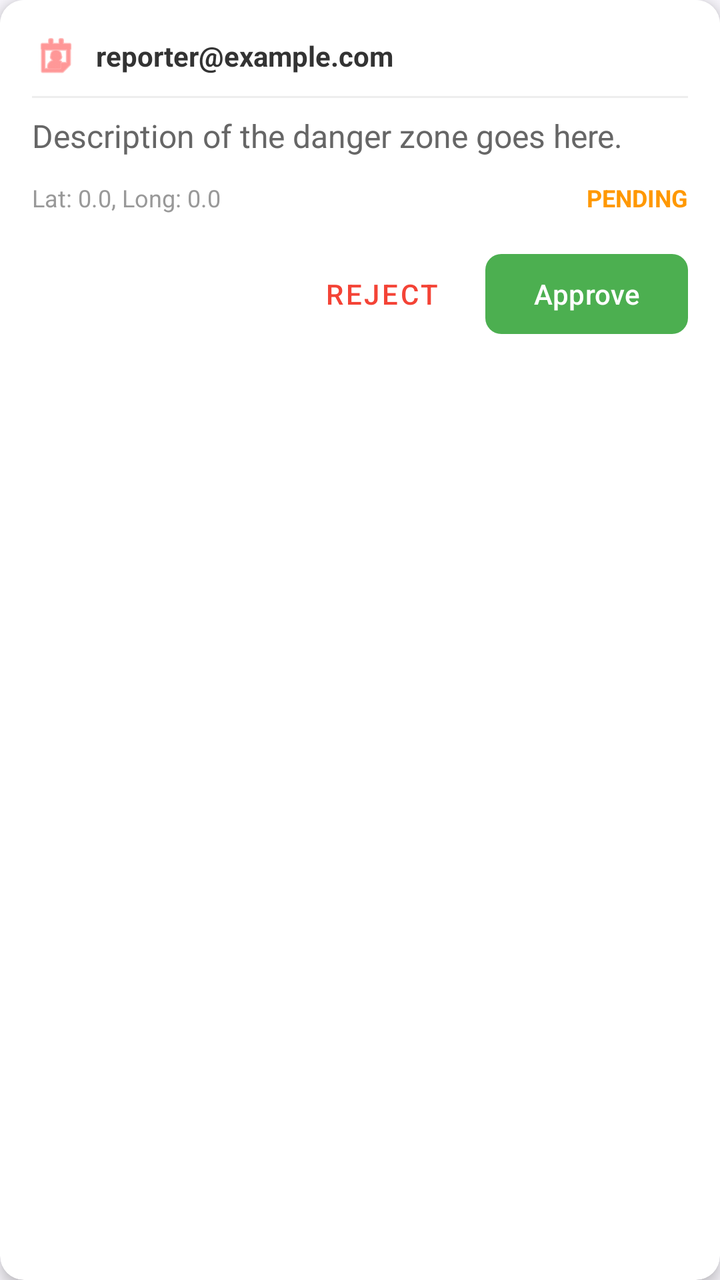
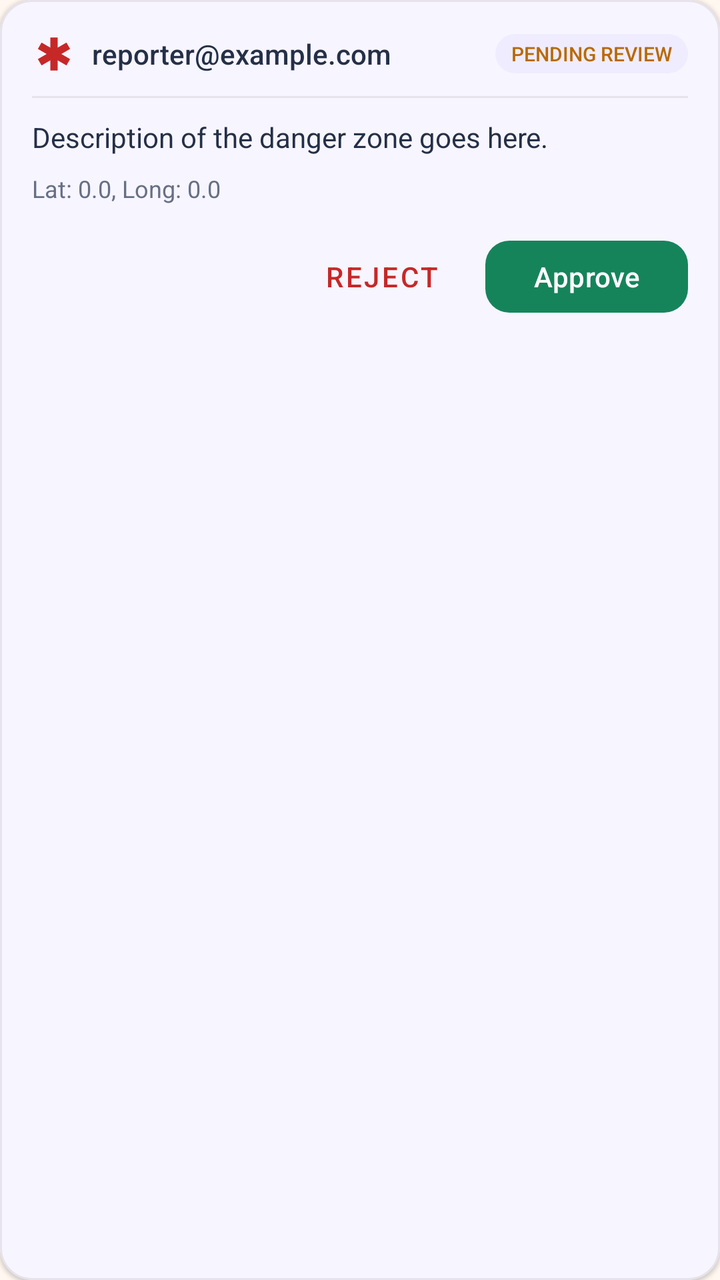

Screens rendered from an Android XML layout before and after an edit, with the pre-edit source and the edit as a unified diff.
<!-- AndroidManifest.xml: application theme Theme.EmpowHer -->
<!-- res/layout/item_danger_zone.xml -->
<?xml version="1.0" encoding="utf-8"?>
<androidx.cardview.widget.CardView xmlns:android="http://schemas.android.com/apk/res/android"
    xmlns:app="http://schemas.android.com/apk/res-auto"
    android:layout_width="match_parent"
    android:layout_height="wrap_content"
    android:layout_margin="8dp"
    app:cardCornerRadius="12dp"
    app:cardElevation="4dp">

    <LinearLayout
        android:layout_width="match_parent"
        android:layout_height="wrap_content"
        android:orientation="vertical"
        android:padding="16dp"
        android:background="#FFFFFF">

        <LinearLayout
            android:layout_width="match_parent"
            android:layout_height="wrap_content"
            android:orientation="horizontal"
            android:gravity="center_vertical">

            <ImageView
                android:layout_width="24dp"
                android:layout_height="24dp"
                android:src="@android:drawable/ic_menu_my_calendar"
                app:tint="#FF5252" />

            <TextView
                android:id="@+id/tvReporterEmail"
                android:layout_width="match_parent"
                android:layout_height="wrap_content"
                android:layout_marginStart="8dp"
                android:text="reporter@example.com"
                android:textColor="#333333"
                android:textSize="14sp"
                android:textStyle="bold" />
        </LinearLayout>

        <View
            android:layout_width="match_parent"
            android:layout_height="1dp"
            android:layout_marginTop="8dp"
            android:layout_marginBottom="8dp"
            android:background="#EEEEEE" />

        <TextView
            android:id="@+id/tvZoneDescription"
            android:layout_width="match_parent"
            android:layout_height="wrap_content"
            android:text="Description of the danger zone goes here."
            android:textColor="#666666"
            android:textSize="16sp" />

        <LinearLayout
            android:layout_width="match_parent"
            android:layout_height="wrap_content"
            android:layout_marginTop="12dp"
            android:orientation="horizontal">

            <TextView
                android:id="@+id/tvLocationCoords"
                android:layout_width="0dp"
                android:layout_height="wrap_content"
                android:layout_weight="1"
                android:text="Lat: 0.0, Long: 0.0"
                android:textColor="#999999"
                android:textSize="12sp" />

            <TextView
                android:layout_width="wrap_content"
                android:layout_height="wrap_content"
                android:text="PENDING"
                android:textColor="#FF9800"
                android:textSize="12sp"
                android:textStyle="bold" />
        </LinearLayout>

        <LinearLayout
            android:layout_width="match_parent"
            android:layout_height="wrap_content"
            android:layout_marginTop="16dp"
            android:orientation="horizontal"
            android:gravity="end">

            <com.google.android.material.button.MaterialButton
                android:id="@+id/btnReject"
                style="@style/Widget.MaterialComponents.Button.TextButton"
                android:layout_width="wrap_content"
                android:layout_height="wrap_content"
                android:text="Reject"
                android:textColor="#F44336"
                app:rippleColor="#20F44336" />

            <com.google.android.material.button.MaterialButton
                android:id="@+id/btnApprove"
                android:layout_width="wrap_content"
                android:layout_height="wrap_content"
                android:layout_marginStart="8dp"
                android:text="Approve"
                android:textAllCaps="false"
                app:backgroundTint="#4CAF50"
                app:cornerRadius="8dp" />
        </LinearLayout>

    </LinearLayout>
</androidx.cardview.widget.CardView>
<!-- resources referenced by this layout -->
<resources>
  <style name="Theme.EmpowHer" parent="Base.Theme.EmpowHer" />
  <style name="Base.Theme.EmpowHer" parent="Theme.Material3.DayNight.NoActionBar">
          <item name="colorPrimary">@color/deep_purple</item>
          <item name="colorOnPrimary">@color/white</item>
          <item name="colorSecondary">@color/deep_purple</item>
          <item name="colorSurface">@color/woshield_card_bg</item>
          <item name="android:windowBackground">@color/woshield_bg</item>
          <item name="android:statusBarColor">@color/dark_purple</item>
      </style>
  <color name="deep_purple">#6D3DB8</color>
  <color name="white">#FFFFFF</color>
  <color name="woshield_card_bg">#FFFFFF</color>
  <color name="woshield_bg">#F8F6FC</color>
  <color name="dark_purple">#382253</color>
</resources>

<!-- the commit's change to res/layout/item_danger_zone.xml (unified diff, before → after) -->
@@ -1,107 +1,108 @@
-<?xml version="1.0" encoding="utf-8"?>
-<androidx.cardview.widget.CardView xmlns:android="http://schemas.android.com/apk/res/android"
+<com.google.android.material.card.MaterialCardView xmlns:android="http://schemas.android.com/apk/res/android"
     xmlns:app="http://schemas.android.com/apk/res-auto"
     android:layout_width="match_parent"
     android:layout_height="wrap_content"
-    android:layout_margin="8dp"
-    app:cardCornerRadius="12dp"
-    app:cardElevation="4dp">
+    android:layout_marginBottom="12dp"
+    app:cardCornerRadius="16dp"
+    app:cardElevation="1dp"
+    app:cardBackgroundColor="@color/surface_card"
+    app:strokeColor="@color/subtle_border"
+    app:strokeWidth="1dp">
 
     <LinearLayout
         android:layout_width="match_parent"
         android:layout_height="wrap_content"
         android:orientation="vertical"
-        android:padding="16dp"
-        android:background="#FFFFFF">
+        android:padding="16dp">
 
         <LinearLayout
             android:layout_width="match_parent"
             android:layout_height="wrap_content"
-            android:orientation="horizontal"
-            android:gravity="center_vertical">
+            android:gravity="center_vertical"
+            android:orientation="horizontal">
 
             <ImageView
-                android:layout_width="24dp"
-                android:layout_height="24dp"
-                android:src="@android:drawable/ic_menu_my_calendar"
-                app:tint="#FF5252" />
+                android:layout_width="22dp"
+                android:layout_height="22dp"
+                android:src="@drawable/emergency"
+                app:tint="@color/critical_red" />
 
             <TextView
                 android:id="@+id/tvReporterEmail"
-                android:layout_width="match_parent"
+                android:layout_width="0dp"
                 android:layout_height="wrap_content"
                 android:layout_marginStart="8dp"
+                android:layout_weight="1"
                 android:text="reporter@example.com"
-                android:textColor="#333333"
+                android:textColor="@color/midnight_slate"
                 android:textSize="14sp"
-                android:textStyle="bold" />
+                android:fontFamily="sans-serif-medium" />
+
+            <TextView
+                android:layout_width="wrap_content"
+                android:layout_height="wrap_content"
+                android:background="@drawable/rounded_corner"
+                android:backgroundTint="@color/soft_violet"
+                android:paddingHorizontal="8dp"
+                android:paddingVertical="3dp"
+                android:text="PENDING REVIEW"
+                android:textColor="@color/warning_orange"
+                android:textSize="10sp"
+                android:fontFamily="sans-serif-medium" />
         </LinearLayout>
 
         <View
             android:layout_width="match_parent"
             android:layout_height="1dp"
-            android:layout_marginTop="8dp"
-            android:layout_marginBottom="8dp"
-            android:background="#EEEEEE" />
+            android:layout_marginTop="10dp"
+            android:layout_marginBottom="10dp"
+            android:background="@color/subtle_border" />
 
         <TextView
             android:id="@+id/tvZoneDescription"
             android:layout_width="match_parent"
             android:layout_height="wrap_content"
             android:text="Description of the danger zone goes here."
-            android:textColor="#666666"
-            android:textSize="16sp" />
+            android:textColor="@color/midnight_slate"
+            android:textSize="14sp" />
+
+        <TextView
+            android:id="@+id/tvLocationCoords"
+            android:layout_width="match_parent"
+            android:layout_height="wrap_content"
+            android:layout_marginTop="8dp"
+            android:text="Lat: 0.0, Long: 0.0"
+            android:textColor="@color/secondary_slate"
+            android:textSize="12sp" />
 
         <LinearLayout
             android:layout_width="match_parent"
             android:layout_height="wrap_content"
-            android:layout_marginTop="12dp"
+            android:layout_marginTop="14dp"
+            android:gravity="end"
             android:orientation="horizontal">
-
-            <TextView
-                android:id="@+id/tvLocationCoords"
-                android:layout_width="0dp"
-                android:layout_height="wrap_content"
-                android:layout_weight="1"
-                android:text="Lat: 0.0, Long: 0.0"
-                android:textColor="#999999"
-                android:textSize="12sp" />
-
-            <TextView
-                android:layout_width="wrap_content"
-                android:layout_height="wrap_content"
-                android:text="PENDING"
-                android:textColor="#FF9800"
-                android:textSize="12sp"
-                android:textStyle="bold" />
-        </LinearLayout>
-
-        <LinearLayout
-            android:layout_width="match_parent"
-            android:layout_height="wrap_content"
-            android:layout_marginTop="16dp"
-            android:orientation="horizontal"
-            android:gravity="end">
 
             <com.google.android.material.button.MaterialButton
                 android:id="@+id/btnReject"
                 style="@style/Widget.MaterialComponents.Button.TextButton"
                 android:layout_width="wrap_content"
                 android:layout_height="wrap_content"
+                android:minHeight="44dp"
                 android:text="Reject"
-                android:textColor="#F44336"
-                app:rippleColor="#20F44336" />
+                android:textColor="@color/critical_red" />
 
             <com.google.android.material.button.MaterialButton
                 android:id="@+id/btnApprove"
                 android:layout_width="wrap_content"
                 android:layout_height="wrap_content"
                 android:layout_marginStart="8dp"
+                android:minHeight="44dp"
                 android:text="Approve"
+                android:textColor="@color/white"
                 android:textAllCaps="false"
-                app:backgroundTint="#4CAF50"
-                app:cornerRadius="8dp" />
+                app:backgroundTint="@color/safe_green"
+                app:cornerRadius="12dp" />
         </LinearLayout>
 
     </LinearLayout>
-</androidx.cardview.widget.CardView>
+</com.google.android.material.card.MaterialCardView>
<!-- resource entries referenced after the edit -->
@@ -1,18 +1,50 @@
 <!-- resources referenced by this layout -->
 <resources>
+  <color name="critical_red">#C62828</color>
+  <color name="midnight_slate">#243047</color>
+  <color name="safe_green">#16845B</color>
+  <color name="secondary_slate">#667085</color>
+  <color name="soft_violet">#F0ECFF</color>
+  <color name="subtle_border">#E7E2EC</color>
+  <color name="surface_card">#FFFFFF</color>
+  <color name="warning_orange">#B86A08</color>
   <style name="Theme.EmpowHer" parent="Base.Theme.EmpowHer" />
   <style name="Base.Theme.EmpowHer" parent="Theme.Material3.DayNight.NoActionBar">
-          <item name="colorPrimary">@color/deep_purple</item>
+          <item name="colorPrimary">@color/royal_violet</item>
           <item name="colorOnPrimary">@color/white</item>
-          <item name="colorSecondary">@color/deep_purple</item>
+          <item name="colorSecondary">@color/royal_violet</item>
           <item name="colorSurface">@color/woshield_card_bg</item>
           <item name="android:windowBackground">@color/woshield_bg</item>
-          <item name="android:statusBarColor">@color/dark_purple</item>
+          <item name="android:statusBarColor">@color/woshield_bg</item>
+          <item name="android:windowLightStatusBar" tools:targetApi="m">true</item>
+          <item name="materialCardViewStyle">@style/Widget.Woshield.Card</item>
       </style>
-  <color name="deep_purple">#6D3DB8</color>
+  <color name="royal_violet">#6D4AFF</color>
   <color name="white">#FFFFFF</color>
+  <!-- drawable emergency (drawable) -->
+  <vector android:height="24dp" android:tint="#000000"
+      android:viewportHeight="24" android:viewportWidth="24"
+      android:width="24dp" xmlns:android="http://schemas.android.com/apk/res/android">
+      <path android:fillColor="@android:color/white" android:pathData="M20.79,9.23l-2,-3.46l-4.79,2.77l0,-5.54l-4,0l0,5.54l-4.79,-2.77l-2,3.46l4.79,2.77l-4.79,2.77l2,3.46l4.79,-2.77l0,5.54l4,0l0,-5.54l4.79,2.77l2,-3.46l-4.79,-2.77z"/>
+  </vector>
+  <!-- drawable rounded_corner (drawable) -->
+  <?xml version="1.0" encoding="utf-8"?>
+  <shape xmlns:android="http://schemas.android.com/apk/res/android"
+      android:shape="rectangle">
+      <corners android:radius="24dp"/>
+      <stroke android:width="1dip" android:color="@color/white"/>
+  
+  </shape>
   <color name="woshield_card_bg">#FFFFFF</color>
-  <color name="woshield_bg">#F8F6FC</color>
-  <color name="dark_purple">#382253</color>
+  <color name="woshield_bg">#FFF7F0</color>
+  <style name="Widget.Woshield.Card" parent="Widget.Material3.CardView.Elevated">
+          <item name="cardCornerRadius">@dimen/radius_card</item>
+          <item name="cardElevation">@dimen/elevation_card</item>
+          <item name="strokeWidth">1dp</item>
+          <item name="strokeColor">@color/subtle_border</item>
+          <item name="cardBackgroundColor">@color/woshield_card_bg</item>
+      </style>
+  <dimen name="radius_card">16dp</dimen>
+  <dimen name="elevation_card">2dp</dimen>
 </resources>
 
